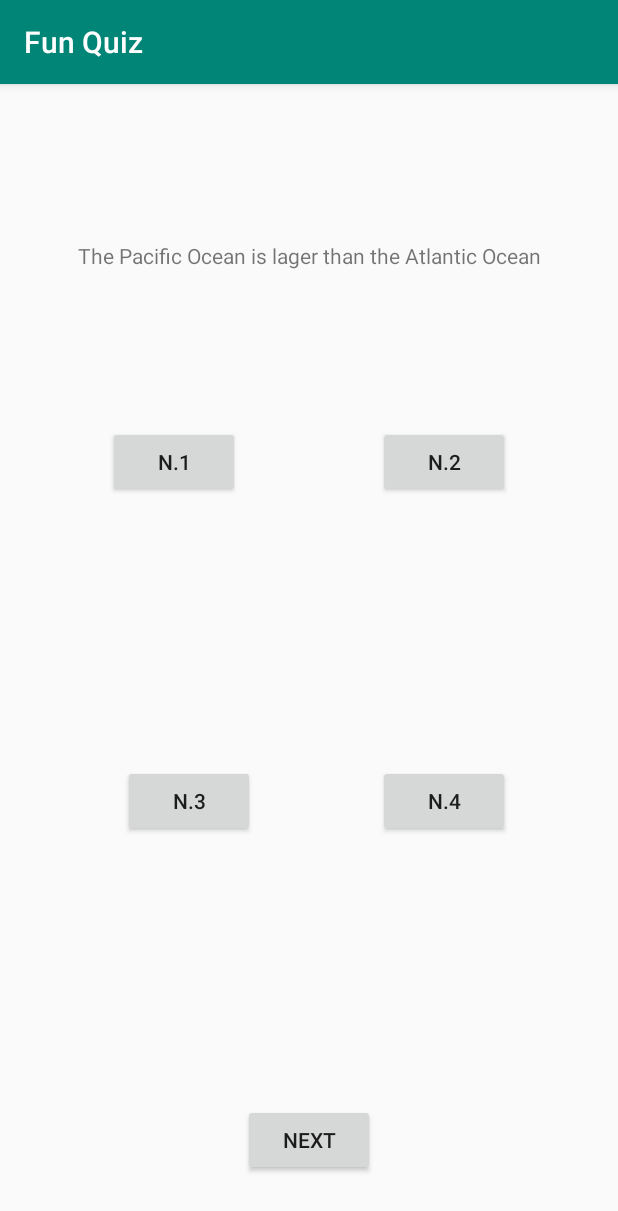
After one commit to chinhquang/FunQuiz, an Android app: the QuizAcitivity screen opened directly, with no data from a screen before it, on a phone screen of 412 x 824 dp. The commit adds this screen. Shown: the top 1211 px of the screen. Run offline under Robolectric (Android 15) with nearby library versions, the phone set to English and light mode, and no system bars.

Commit message:
Make a QuizActivity
Show Question and Answers for the Question Given. Only one in four is the correct one. And the next button for next question

```diff
--- a/app/src/main/AndroidManifest.xml
+++ b/app/src/main/AndroidManifest.xml
@@ -23,6 +23,7 @@
         </activity>
         <activity android:name=".SignInActivity" />
         <activity android:name=".SignUpActivity"></activity>
+        <activity android:name=".QuizAcitivity"></activity>
     </application>
 
 </manifest>
--- /dev/null
+++ b/app/src/main/java/com/example/chinhtrinhquang/funquiz/QuizAcitivity.java
@@ -0,0 +1,122 @@
+package com.example.chinhtrinhquang.funquiz;
+
+import android.app.Activity;
+import android.os.Bundle;
+import android.support.v7.app.AppCompatActivity;
+import android.view.View;
+import android.widget.Button;
+import android.widget.Toast;
+import android.widget.TextView;
+import android.util.Log;
+
+public class QuizAcitivity extends AppCompatActivity {
+
+    private static final String TAG = "QuizActivity";
+    private static final String KEY_INDEX = "index";
+    private Button mButton1;
+    private Button mButton2;
+    private Button mButton3;
+    private Button mButton4;
+    private Button mNextButton;
+
+    private TextView mQuestionTextView;
+
+    private TrueFalse[] mQuestionBank = new TrueFalse[]{
+            new TrueFalse(R.string.question_oceans, 1),
+            new TrueFalse(R.string.question_mideast, 2),
+            new TrueFalse(R.string.question_africa, 2),
+            new TrueFalse(R.string.question_americas, 3),
+            new TrueFalse(R.string.question_asias, 4),
+    };
+
+    private int mCurrentIndex = 0;
+
+    private void updateQuestion() {
+        int question = mQuestionBank[mCurrentIndex].getQuestion();
+        mQuestionTextView.setText(question);
+    }
+
+    private void checkAnswer(int userPressedTrue) {
+        int answerIsTrue = mQuestionBank[mCurrentIndex].isTrueQuestion();
+
+        int messageResId = 0;
+
+
+        if (userPressedTrue == answerIsTrue) {
+            messageResId = R.string.correct_toast;
+        } else {
+            messageResId = R.string.incorrect_toast;
+        }
+
+
+        Toast.makeText(this, messageResId, Toast.LENGTH_SHORT).show();
+    }
+
+    @Override
+    protected void onCreate(final Bundle savedInstanceState) {
+        super.onCreate(savedInstanceState);
+        Log.d(TAG, "onCreate(Bundle) called");
+        setContentView(R.layout.activity_quiz);
+
+        mQuestionTextView = (TextView) findViewById(R.id.question_text_view);
+        if (savedInstanceState != null) {
+            mCurrentIndex = savedInstanceState.getInt(KEY_INDEX, 0);
+        }
+
+        updateQuestion();
+
+        mButton1 = (Button) findViewById(R.id.no1);
+        mButton1.setOnClickListener(new View.OnClickListener() {
+            @Override
+            public void onClick(View v) {
+
+                Toast.makeText(getApplicationContext(), R.string.correct_toast, Toast.LENGTH_SHORT).show();
+                checkAnswer(1);
+            }
+        });
+
+        mButton2 = (Button) findViewById(R.id.no2);
+        mButton2.setOnClickListener(new View.OnClickListener() {
+            @Override
+            public void onClick(View v) {
+                // Toast.makeText(QuizActivity.this, R.string.incorrect_toast, Toast.LENGTH_SHORT).show();
+                checkAnswer(2);
+            }
+        });
+
+        mButton3 = (Button) findViewById(R.id.no3);
+        mButton3.setOnClickListener(new View.OnClickListener() {
+            @Override
+            public void onClick(View v) {
+                // Toast.makeText(QuizActivity.this, R.string.incorrect_toast, Toast.LENGTH_SHORT).show();
+                checkAnswer(3);
+            }
+        });
+
+        mButton4 = (Button) findViewById(R.id.no4);
+        mButton4.setOnClickListener(new View.OnClickListener() {
+            @Override
+            public void onClick(View v) {
+                // Toast.makeText(QuizActivity.this, R.string.incorrect_toast, Toast.LENGTH_SHORT).show();
+                checkAnswer(4);
+            }
+        });
+
+        mNextButton = (Button) findViewById(R.id.next_button);
+        mNextButton.setOnClickListener(new View.OnClickListener() {
+            @Override
+            public void onClick(View v) {
+                mCurrentIndex = (mCurrentIndex + 1) % mQuestionBank.length;
+                updateQuestion();
+            }
+        });
+    }
+
+    @Override
+    public void onSaveInstanceState(Bundle savedInstanceState)
+    {
+        super.onSaveInstanceState(savedInstanceState);
+        Log.i(TAG, "onSaveInstantState");
+        savedInstanceState.putInt(KEY_INDEX, mCurrentIndex);
+    }
+}
--- a/app/src/main/java/com/example/chinhtrinhquang/funquiz/SignInActivity.java
+++ b/app/src/main/java/com/example/chinhtrinhquang/funquiz/SignInActivity.java
@@ -1,13 +1,44 @@
 package com.example.chinhtrinhquang.funquiz;
 
+import android.content.Context;
+import android.content.Intent;
 import android.support.v7.app.AppCompatActivity;
 import android.os.Bundle;
+import android.view.View;
+import android.widget.Button;
+import android.widget.EditText;
+import android.widget.Toast;
+
+
 
 public class SignInActivity extends AppCompatActivity {
+
+    EditText username;
+    EditText passwd;
+    Button btnSignIn;
 
     @Override
     protected void onCreate(Bundle savedInstanceState) {
         super.onCreate(savedInstanceState);
         setContentView(R.layout.sign_in);
+        Inflate();
+
+        btnSignIn.setOnClickListener(new View.OnClickListener() {
+            @Override
+            public void onClick(View v) {
+                Toast.makeText(getApplicationContext(), R.string.logged_in, Toast.LENGTH_SHORT).show();
+                Intent intent = new Intent(getApplication(), QuizAcitivity.class);
+                startActivity(intent);
+                //finish();
+            }
+        });
+    }
+
+    Context getContext() {return this;}
+
+    void Inflate() {
+        username = (EditText)findViewById(R.id.txtUsername);
+        passwd = (EditText)findViewById(R.id.txtPassword);
+        btnSignIn = (Button)findViewById(R.id.btnSignIn);
     }
 }
--- /dev/null
+++ b/app/src/main/java/com/example/chinhtrinhquang/funquiz/TrueFalse.java
@@ -0,0 +1,30 @@
+package com.example.chinhtrinhquang.funquiz;
+
+
+public class TrueFalse extends Object {
+
+
+    private int mQuestion;
+    private int mTrueQuestion;
+
+    public TrueFalse(int question, int number) {
+        mQuestion = question;
+        mTrueQuestion = number;
+    }
+
+    public int getQuestion() {
+        return mQuestion;
+    }
+
+    public void setQuestion(int question) {
+        mQuestion = question;
+    }
+
+    public int isTrueQuestion() {
+        return mTrueQuestion;
+    }
+
+    public void setTrueQuestion(int trueQuestion) {
+        mTrueQuestion = trueQuestion;
+    }
+}
--- /dev/null
+++ b/app/src/main/res/layout/activity_quiz.xml
@@ -0,0 +1,99 @@
+<?xml version="1.0" encoding="utf-8"?>
+<android.support.constraint.ConstraintLayout
+    xmlns:android="http://schemas.android.com/apk/res/android"
+    xmlns:app="http://schemas.android.com/apk/res-auto"
+    xmlns:tools="http://schemas.android.com/tools"
+    android:layout_width="match_parent"
+    android:layout_height="match_parent">
+
+    <TextView
+        android:id="@+id/question_text_view"
+        android:layout_width="wrap_content"
+        android:layout_height="wrap_content"
+        android:layout_marginStart="8dp"
+        android:layout_marginLeft="8dp"
+        android:layout_marginTop="8dp"
+        android:layout_marginEnd="8dp"
+        android:layout_marginRight="8dp"
+        android:layout_marginBottom="8dp"
+        android:text="@string/question_asias"
+        app:layout_constraintBottom_toTopOf="@+id/no1"
+        app:layout_constraintEnd_toEndOf="parent"
+        app:layout_constraintStart_toStartOf="parent"
+        app:layout_constraintTop_toTopOf="parent"
+        tools:text="@string/question_africa" />
+
+    <Button
+        android:id="@+id/no1"
+        android:layout_width="wrap_content"
+        android:layout_height="wrap_content"
+        android:layout_marginStart="8dp"
+        android:layout_marginLeft="8dp"
+        android:layout_marginTop="228dp"
+        android:layout_marginEnd="8dp"
+        android:layout_marginRight="8dp"
+        android:text="@string/answer1"
+        app:layout_constraintEnd_toStartOf="@+id/no2"
+        app:layout_constraintHorizontal_bias="0.433"
+        app:layout_constraintStart_toStartOf="parent"
+        app:layout_constraintTop_toTopOf="parent"
+        tools:text="@string/answer1" />
+
+    <Button
+        android:id="@+id/no2"
+        android:layout_width="wrap_content"
+        android:layout_height="wrap_content"
+        android:layout_marginTop="228dp"
+        android:layout_marginEnd="72dp"
+        android:layout_marginRight="72dp"
+        android:text="@string/answer2"
+        app:layout_constraintEnd_toEndOf="parent"
+        app:layout_constraintTop_toTopOf="parent"
+        tools:text="@string/answer2" />
+
+    <Button
+        android:id="@+id/no3"
+        android:layout_width="wrap_content"
+        android:layout_height="wrap_content"
+        android:layout_marginStart="8dp"
+        android:layout_marginLeft="8dp"
+        android:layout_marginTop="8dp"
+        android:layout_marginEnd="8dp"
+        android:layout_marginRight="8dp"
+        android:layout_marginBottom="8dp"
+        android:text="@string/answer3"
+        app:layout_constraintBottom_toTopOf="@+id/next_button"
+        app:layout_constraintEnd_toStartOf="@+id/no4"
+        app:layout_constraintStart_toStartOf="parent"
+        app:layout_constraintTop_toBottomOf="@+id/no1"
+        tools:text="@string/answer3" />
+
+    <Button
+        android:id="@+id/no4"
+        android:layout_width="wrap_content"
+        android:layout_height="wrap_content"
+        android:layout_marginTop="8dp"
+        android:layout_marginEnd="72dp"
+        android:layout_marginRight="72dp"
+        android:layout_marginBottom="8dp"
+        android:text="@string/answer4"
+        app:layout_constraintBottom_toTopOf="@+id/next_button"
+        app:layout_constraintEnd_toEndOf="parent"
+        app:layout_constraintTop_toBottomOf="@+id/no2"
+        tools:text="@string/answer4" />
+
+    <Button
+        android:id="@+id/next_button"
+        android:layout_width="wrap_content"
+        android:layout_height="wrap_content"
+        android:layout_marginStart="8dp"
+        android:layout_marginLeft="8dp"
+        android:layout_marginEnd="8dp"
+        android:layout_marginRight="8dp"
+        android:layout_marginBottom="40dp"
+        android:text="@string/next_button"
+        app:layout_constraintBottom_toBottomOf="parent"
+        app:layout_constraintEnd_toEndOf="parent"
+        app:layout_constraintStart_toStartOf="parent"
+        tools:text="@string/next_button" />
+</android.support.constraint.ConstraintLayout>
--- a/app/src/main/res/values/strings.xml
+++ b/app/src/main/res/values/strings.xml
@@ -15,4 +15,25 @@
     <string name="permission_rationale">"Contacts permissions are needed for providing email
         completions."
     </string>
+
+    <!-- Strings used for QuizActivity -->
+    <string name="answer1">N.1</string>
+    <string name="answer2">N.2</string>
+    <string name="answer3">N.3</string>
+    <string name="answer4">N.4</string>
+
+    <string name="correct_toast">Corect</string>
+    <string name="incorrect_toast">Incorrect</string>
+    <string name="next_button">Next</string>
+    <string name="question_oceans">The Pacific Ocean is lager than the Atlantic Ocean</string>
+    <string name="question_mideast">The Suez Canal connects the Res Sea and the Indian Ocean</string>
+    <string name="question_africa">The source of the Nile River is in Egypt</string>
+    <string name="question_americas">The Amazon River is the longest river in the Americas</string>
+    <string name="question_asias">Lake Baikal is the world\'s oldest and deepest freshwater lake</string>
+    <string name="cheat_button">Cheat!</string>
+    <string name="warning_test">Are you sure you want to do this?</string>
+    <string name="show_answer_button">Show Answer</string>
+    <string name="judgment_toast">Cheating is wrong</string>
+    <string name="logged_in">Logged in</string>
+
 </resources>
```
